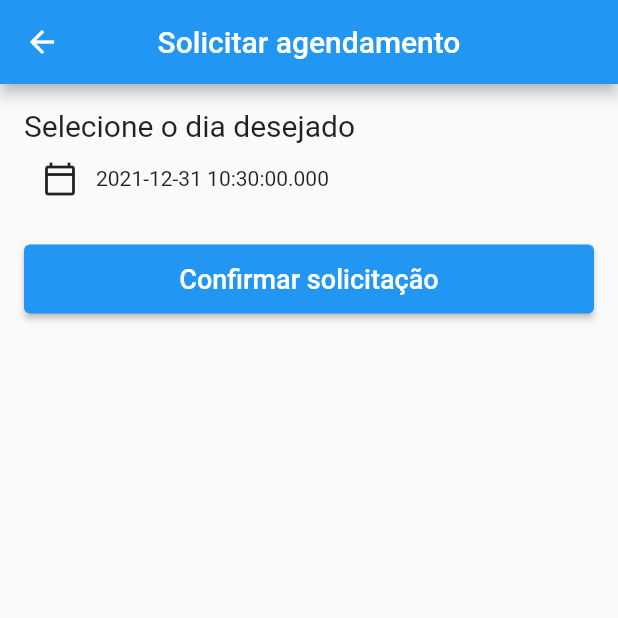
After one commit to gabrielgamboa/LimpaMais-app, a Flutter app: the RequestAppointment screen opened directly, on a phone screen of 412 x 824 dp, the top half of it. The commit adds this screen. Run offline on Flutter 3.47's test engine with Material 2 defaults, Android fonts, the phone set to English and light mode, and no system bars; our stand-ins replace shared_preferences; accounts and stored records are empty; network calls fail.

Commit message:
Criando datepicker para selecionar o agendamento

```diff
--- a/lib/pages/diarist/diarist_details.dart
+++ b/lib/pages/diarist/diarist_details.dart
@@ -3,7 +3,7 @@ import 'package:limpamais_application/api/diarist/diarist_api.dart';
 import 'package:limpamais_application/models/diarist.dart';
 import 'package:limpamais_application/models/diarist_details.dart';
 import 'package:limpamais_application/models/ratings.dart';
-import 'package:limpamais_application/pages/home_page.dart';
+import 'package:limpamais_application/pages/service/request_appointment.dart';
 import 'package:limpamais_application/utils/nav.dart';
 import 'package:limpamais_application/widgets/app_button.dart';
 import 'package:limpamais_application/widgets/text_info.dart';
@@ -137,7 +137,7 @@ class _DiaristDetailsPageState extends State<DiaristDetailsPage> {
                   height: 10,
                 ),
                 AppButton("Solicitar agendamento",
-                    onPressed: () => push(context, HomePage())),
+                    onPressed: () => push(context, const RequestAppointment())),
               ],
             ),
           )
--- /dev/null
+++ b/lib/pages/service/request_appointment.dart
@@ -0,0 +1,52 @@
+import 'package:flutter/material.dart';
+import 'package:limpamais_application/pages/home_page.dart';
+import 'package:limpamais_application/widgets/app_button.dart';
+import 'package:limpamais_application/widgets/text_info.dart';
+
+class RequestAppointment extends StatefulWidget {
+  const RequestAppointment({ Key? key }) : super(key: key);
+
+  @override
+  _RequestAppointmentState createState() => _RequestAppointmentState();
+}
+
+class _RequestAppointmentState extends State<RequestAppointment> {
+  DateTime selectedDate = DateTime.now();
+
+  Future<void> _selectDate(BuildContext context) async {
+    final DateTime? picked = await showDatePicker(
+        context: context,
+        initialDate: selectedDate,
+        firstDate: DateTime(2015, 8),
+        lastDate: DateTime(2101));
+    if (picked != null && picked != selectedDate) {
+      setState(() {
+        selectedDate = picked;
+      });
+    }
+  }
+
+  @override
+  Widget build(BuildContext context) {
+    return Scaffold(
+      appBar: AppBar(
+        centerTitle: true,
+        title: Text("Solicitar agendamento"),
+      ),
+      body: Container(
+        padding: EdgeInsets.all(16.0),
+        child: Column(
+          children: [
+            Align(alignment: Alignment.centerLeft, child: TextInfo(text: "Selecione o dia desejado", fontSize: 20,),),
+            Row(children: [
+              IconButton(icon: Icon(Icons.calendar_today_outlined), onPressed: () => _selectDate(context), ),
+              Text("${selectedDate}"),
+            ],),
+            SizedBox(height: 20.0,),
+            AppButton("Confirmar solicitação", onPressed: () => const HomePage())
+          ],
+        ),
+      ),
+    );
+  }
+}
```
